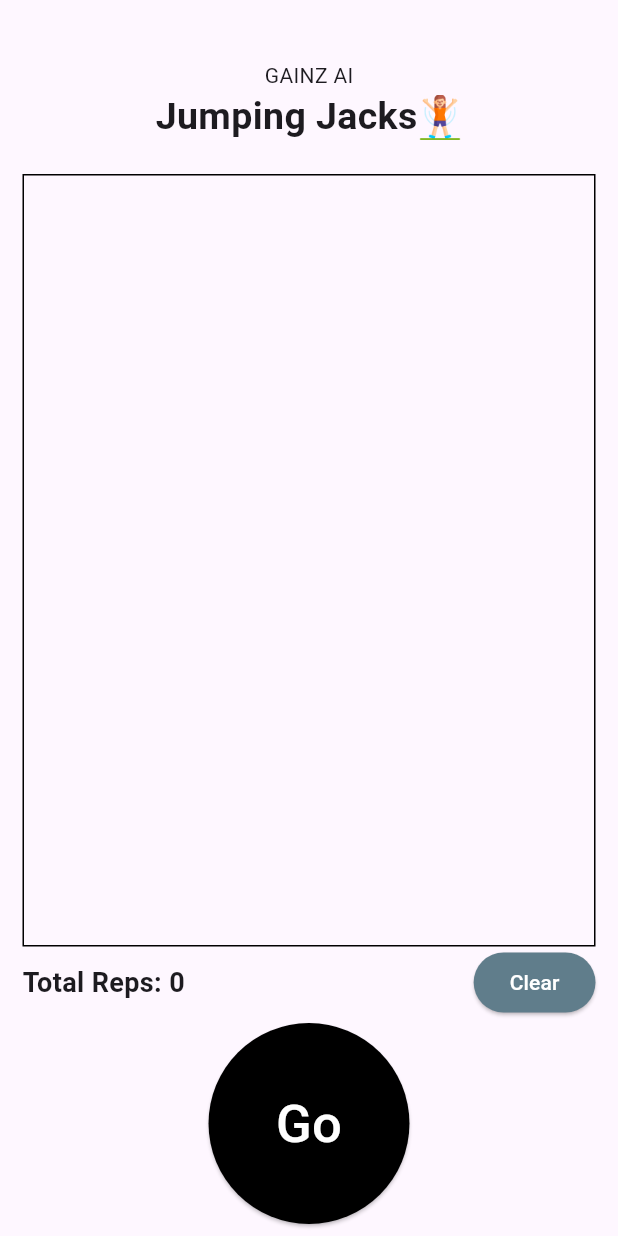
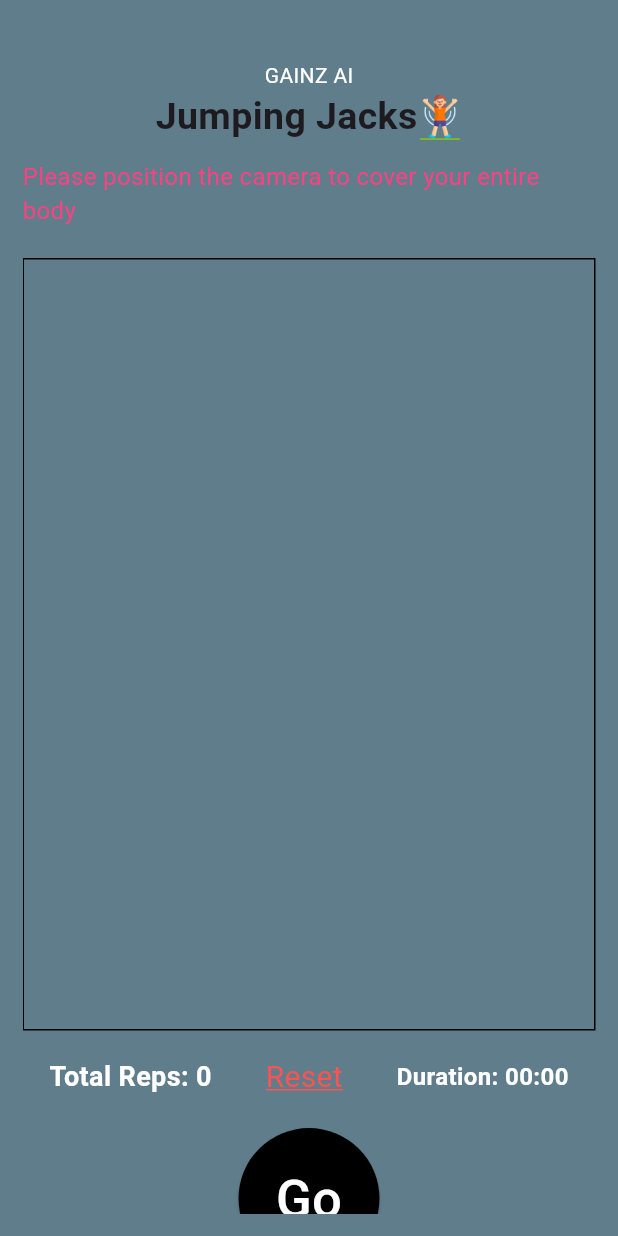
Before and after one commit to Ayoor/GAINZ-AI-JJ, a Flutter app: the screen it shows after launch, on a phone screen of 412 x 824 dp. Run offline on Flutter 3.47's test engine with Material 3 defaults, Android fonts, the phone set to English and light mode, and no system bars; our stand-ins replace animated_splash_screen, camera; missing offline and left inert: colour, google_mlkit_pose_detection.

Commit message:
Functional App

```diff
--- a/lib/ui/views/exerciseScreen.dart
+++ b/lib/ui/views/exerciseScreen.dart
@@ -1,6 +1,9 @@
+import 'dart:async';
+
 import 'package:flutter/foundation.dart';
 import 'package:flutter/material.dart';
 import 'package:camera/camera.dart';
+import 'package:gainz_ai/ui/views/exercise_summary.dart';
 import 'package:google_mlkit_pose_detection/google_mlkit_pose_detection.dart';
 
 class ExerciseScreen extends StatefulWidget {
@@ -12,6 +15,13 @@ class ExerciseScreen extends StatefulWidget {
 
 late List<CameraDescription> cameras;
 
+/*TODO
+implement mvvm
+Save on Firebase
+readme
+code comments
+video demonstration of the app
+ */
 class _ExerciseScreenState extends State<ExerciseScreen> {
   CameraController? controller;
   late List<CameraDescription> cameras;
@@ -24,6 +34,9 @@ class _ExerciseScreenState extends State<ExerciseScreen> {
 
   bool isCounting = false; // To control when the counting starts
   bool hasStarted = false; // To track if the exercise has started or stopped
+
+  Timer? _timer; // Timer object
+  int _start = 0; // Timer start in seconds
 
   @override
   void initState() {
@@ -46,7 +59,8 @@ class _ExerciseScreenState extends State<ExerciseScreen> {
         return;
       }
       controller?.startImageStream((image) {
-        if (!isBusy && isCounting) { // Only process if not busy and counting
+        if (!isBusy && isCounting) {
+          // Only process if not busy and counting
           isBusy = true;
           img = image;
           doPoseEstimationOnFrame();
@@ -82,18 +96,24 @@ class _ExerciseScreenState extends State<ExerciseScreen> {
       final nose = pose.landmarks[PoseLandmarkType.nose];
 
       // Ensure the landmarks are detected
-      if (leftWrist != null && rightWrist != null && leftAnkle != null && rightAnkle != null && nose != null) {
+      if (leftWrist != null &&
+          rightWrist != null &&
+          leftAnkle != null &&
+          rightAnkle != null &&
+          nose != null) {
         // Check if hands are above head (jumping jack "up" position)
         bool handsAboveHead = leftWrist.y < nose.y && rightWrist.y < nose.y;
 
         // Check if feet are apart (jumping jack "up" position)
-        bool feetApart = (rightAnkle.x - leftAnkle.x).abs() > 200; // Adjust threshold as needed
+        bool feetApart = (rightAnkle.x - leftAnkle.x).abs() >
+            200; // Adjust threshold as needed
 
         // Check if hands are by the sides (jumping jack "down" position)
         bool handsBySides = leftWrist.y > nose.y && rightWrist.y > nose.y;
 
         // Check if feet are together (jumping jack "down" position)
-        bool feetTogether = (rightAnkle.x - leftAnkle.x).abs() < 100; // Adjust threshold as needed
+        bool feetTogether = (rightAnkle.x - leftAnkle.x).abs() <
+            100; // Adjust threshold as needed
 
         if (handsAboveHead && feetApart) {
           // The user is in the "jack" position
@@ -149,7 +169,8 @@ class _ExerciseScreenState extends State<ExerciseScreen> {
     if (_scanResults == null ||
         controller == null ||
         !controller!.value.isInitialized ||
-        !isCounting) { // Only paint when counting
+        !isCounting) {
+      // Only paint when counting
       return const Text('');
     }
 
@@ -162,6 +183,32 @@ class _ExerciseScreenState extends State<ExerciseScreen> {
     return CustomPaint(
       painter: painter,
     );
+  }
+
+  void startTimer() {
+    _timer?.cancel();
+    _timer = Timer.periodic(const Duration(seconds: 1), (timer) {
+      setState(() {
+        _start++;
+      });
+    });
+  }
+
+  void stopTimer() {
+    _timer?.cancel();
+  }
+
+  void resetTimer() {
+    setState(() {
+      _start = 0;
+    });
+    stopTimer();
+  }
+
+  String getTimerText() {
+    final minutes = _start ~/ 60;
+    final seconds = _start % 60;
+    return '${minutes.toString().padLeft(2, '0')}:${seconds.toString().padLeft(2, '0')}';
   }
 
   @override
@@ -195,14 +242,16 @@ class _ExerciseScreenState extends State<ExerciseScreen> {
     );
 
     return Scaffold(
+      backgroundColor: Colors.blueGrey,
       body: Padding(
         padding: const EdgeInsets.all(15.0),
+        child: SingleChildScrollView(
           child: Column(
             children: [
               const SizedBox(
                 height: 25,
               ),
-            const Text("GAINZ AI"),
+              const Text("GAINZ AI", style: TextStyle(color: Colors.white),),
               Row(
                 mainAxisAlignment: MainAxisAlignment.center,
                 children: [
@@ -219,8 +268,10 @@ class _ExerciseScreenState extends State<ExerciseScreen> {
                   )
                 ],
               ),
+             const SizedBox(height: 10,),
+             const Text("Please position the camera to cover your entire body", style: TextStyle(color: Colors.pinkAccent, fontSize: 16),),
               Container(
-              margin: EdgeInsets.only(top: 20),
+                margin: const EdgeInsets.only(top: 20),
                 decoration: BoxDecoration(border: Border.all()),
                 height: MediaQuery.of(context).size.height / 1.6,
                 width: MediaQuery.of(context).size.width,
@@ -228,50 +279,60 @@ class _ExerciseScreenState extends State<ExerciseScreen> {
                   children: stackChildren,
                 ),
               ),
-            Row(
-              mainAxisAlignment: MainAxisAlignment.spaceBetween,
+              Padding(
+                padding: const EdgeInsets.symmetric(vertical: 10),
+                child: Row(
+                  mainAxisAlignment: MainAxisAlignment.spaceAround,
                   children: [
                     Padding(
                       padding: const EdgeInsets.symmetric(vertical: 8.0),
                       child: Text(
                         "Total Reps: $reps",
-                    style: TextStyle(fontWeight: FontWeight.bold, fontSize: 18),
+                        style: const TextStyle(
+                            fontWeight: FontWeight.bold, fontSize: 18, color: Colors.white),
                       ),
                     ),
-                ElevatedButton(
-                  onPressed: () {
+                    GestureDetector(
+                      onTap: () {
                         setState(() {
                           reps = 0;
+                          resetTimer();
+                          hasStarted = false;
+
                         });
                       },
-                  style: ElevatedButton.styleFrom(
-                      backgroundColor: Colors.blueGrey),
                       child: const Text(
-                    "Clear",
-                    style: TextStyle(color: Colors.white),
+                        "Reset",
+                        style: TextStyle(color: Colors.redAccent, decoration: TextDecoration.underline, decorationColor: Colors.redAccent, fontSize: 20),
                       ),
-                )
+                    ),
+                    Text("Duration: ${getTimerText()}",style: const TextStyle(fontSize: 16, fontWeight: FontWeight.bold, color: Colors.white)),
+
                   ],
+                ),
               ),
               Container(
                 child: ElevatedButton(
                   onPressed: () {
+                    if(hasStarted) {
+                      Navigator.push(context, MaterialPageRoute(builder: (context) => ExerciseSummary(reps: reps, time: getTimerText())));
+                    }
                     setState(() {
                       if (hasStarted) {
-                      // If the exercise was started, stop it
-                      isCounting = false;
-                      hasStarted = false;
+                        stopTimer();
                       } else {
-                      // If the exercise was not started, start it
-                      isCounting = true;
-                      hasStarted = true;
+                        startTimer();
                       }
+                      isCounting = !isCounting;
+                      hasStarted = !hasStarted; // Toggle start/stop state
                     });
                   },
                   style: ElevatedButton.styleFrom(
                     shape: const CircleBorder(),
-                  padding: const EdgeInsets.all(45),
-                  backgroundColor: hasStarted ? Colors.red : Colors.black, // Change color based on state
+                    padding: const EdgeInsets.all(25),
+                    backgroundColor: hasStarted
+                        ? Colors.red
+                        : Colors.black, // Change color based on state
                   ),
                   child: Text(
                     hasStarted ? "Stop" : "Go", // Change text based on state
@@ -280,6 +341,7 @@ class _ExerciseScreenState extends State<ExerciseScreen> {
                 ),
               )
             ],
+          ),
         ),
       ),
     );
@@ -351,8 +413,8 @@ class PosePainter extends CustomPainter {
         }
       }
 
-      void paintLine(PoseLandmarkType type1, PoseLandmarkType type2,
-          Paint paintType) {
+      void paintLine(
+          PoseLandmarkType type1, PoseLandmarkType type2, Paint paintType) {
         final PoseLandmark joint1 = pose.landmarks[type1]!;
         final PoseLandmark joint2 = pose.landmarks[type2]!;
 
@@ -375,26 +437,29 @@ class PosePainter extends CustomPainter {
       }
 
       // Draw arms
-      paintLine(PoseLandmarkType.leftShoulder, PoseLandmarkType.leftElbow,
-          leftPaint);
-      paintLine(PoseLandmarkType.leftElbow, PoseLandmarkType.leftWrist,
-          leftPaint);
+      paintLine(
+          PoseLandmarkType.leftShoulder, PoseLandmarkType.leftElbow, leftPaint);
+      paintLine(
+          PoseLandmarkType.leftElbow, PoseLandmarkType.leftWrist, leftPaint);
       paintLine(PoseLandmarkType.rightShoulder, PoseLandmarkType.rightElbow,
           rightPaint);
-      paintLine(PoseLandmarkType.rightElbow, PoseLandmarkType.rightWrist,
-          rightPaint);
+      paintLine(
+          PoseLandmarkType.rightElbow, PoseLandmarkType.rightWrist, rightPaint);
 
       // Draw body
-      paintLine(PoseLandmarkType.leftShoulder, PoseLandmarkType.leftHip,
-          leftPaint);
+      paintLine(
+          PoseLandmarkType.leftShoulder, PoseLandmarkType.leftHip, leftPaint);
       paintLine(PoseLandmarkType.rightShoulder, PoseLandmarkType.rightHip,
           rightPaint);
 
       // Draw legs
       paintLine(PoseLandmarkType.leftHip, PoseLandmarkType.leftKnee, leftPaint);
-      paintLine(PoseLandmarkType.leftKnee, PoseLandmarkType.leftAnkle, leftPaint);
-      paintLine(PoseLandmarkType.rightHip, PoseLandmarkType.rightKnee, rightPaint);
-      paintLine(PoseLandmarkType.rightKnee, PoseLandmarkType.rightAnkle, rightPaint);
+      paintLine(
+          PoseLandmarkType.leftKnee, PoseLandmarkType.leftAnkle, leftPaint);
+      paintLine(
+          PoseLandmarkType.rightHip, PoseLandmarkType.rightKnee, rightPaint);
+      paintLine(
+          PoseLandmarkType.rightKnee, PoseLandmarkType.rightAnkle, rightPaint);
 
       // Draw a line connecting the shoulders
       paintLine(PoseLandmarkType.leftShoulder, PoseLandmarkType.rightShoulder,
@@ -405,6 +470,7 @@ class PosePainter extends CustomPainter {
           connectingLinePaint);
     }
   }
+
   @override
   bool shouldRepaint(PosePainter oldDelegate) {
     return oldDelegate.absoluteImageSize != absoluteImageSize ||
```
Also changed, not shown: lib/ui/views/exercise_summary.dart (+27 -20 lines), 1 other file. Lines whose indentation alone changed are shown as unchanged.
